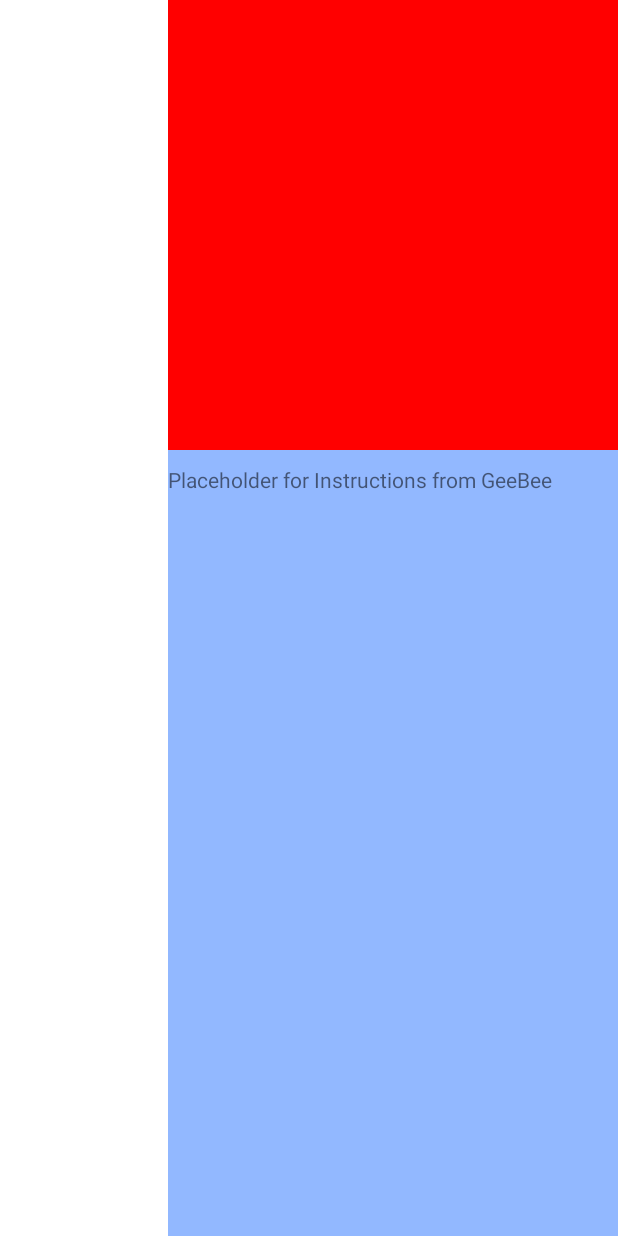
After one commit to carlol11/GetBetter-ECA, an Android app: the layout activity_gross_motor_main.xml on its own in the app's theme, with its tools: preview values and no code run, on a phone screen of 412 x 824 dp. The commit adds this screen. Run offline under Robolectric (Android 15) with nearby library versions, the phone set to English and light mode, and no system bars.

Commit message:
Added activity and model classes for gross motor test functionality

```diff
--- a/app/src/main/java/models/grossmotor/GrossMotorSkill.java
+++ b/app/src/main/java/models/grossmotor/GrossMotorSkill.java
@@ -14,7 +14,7 @@ public class GrossMotorSkill {
     private String skillName;
     private String type;
     private String instruction;
-    private int duration;
+    private int duration; //milliseconds (1s = 1000ms)
     private String assessment;
     private boolean isTested;
 
--- a/app/src/main/res/layout/activity_fine_motor.xml
+++ b/app/src/main/res/layout/activity_fine_motor.xml
@@ -60,7 +60,7 @@
             <TextView
                 android:layout_width="match_parent"
                 android:layout_height="wrap_content"
-                android:id="@+id/hearingResultsTV"
+                android:id="@+id/fineMotorResultsTV"
                 android:layout_weight="0.2"
                 android:layout_marginBottom="3dp"/>
 
--- /dev/null
+++ b/app/src/main/res/layout/activity_gross_motor_main.xml
@@ -0,0 +1,161 @@
+<?xml version="1.0" encoding="utf-8"?>
+<RelativeLayout xmlns:android="http://schemas.android.com/apk/res/android"
+    xmlns:tools="http://schemas.android.com/tools"
+    android:layout_width="match_parent"
+    android:layout_height="match_parent"
+    android:paddingBottom="0dp"
+    android:paddingLeft="0dp"
+    android:paddingRight="0dp"
+    android:paddingTop="0dp"
+    tools:context="com.geebeelicious.geebeelicious.tests.grossmotor.GrossMotorMainActivity">
+
+    <RelativeLayout
+        android:orientation="horizontal"
+        android:layout_width="300dp"
+        android:layout_height="match_parent"
+        android:layout_centerVertical="true"
+        android:layout_alignParentEnd="true"
+        android:layout_margin="0dp"
+        android:layout_marginLeft="0dp"
+        android:layout_marginTop="0dp"
+        android:layout_marginRight="0dp"
+        android:layout_marginBottom="0dp"
+        android:background="#92b8ff"
+        android:id="@+id/relativeLayoutECA">
+
+        <ImageView
+            android:layout_width="wrap_content"
+            android:layout_height="wrap_content"
+            android:id="@+id/placeholderECA"
+            android:src="#ff0000"
+            android:minHeight="300dp"
+            android:minWidth="300dp"
+            android:layout_alignParentTop="true"
+            android:layout_alignParentEnd="true"
+            android:longClickable="false"
+            android:maxHeight="300dp"
+            android:maxWidth="300dp"
+            android:layout_marginBottom="10dp"/>
+
+        <TextView
+            android:layout_width="match_parent"
+            android:layout_height="wrap_content"
+            android:text="Placeholder for Instructions from GeeBee"
+            android:id="@+id/placeholderECAText"
+            android:layout_alignParentStart="true"
+            android:layout_below="@+id/placeholderECA"
+            android:layout_marginBottom="10dp"/>
+
+        <LinearLayout
+            android:orientation="vertical"
+            android:layout_width="match_parent"
+            android:layout_height="match_parent"
+            android:layout_alignParentBottom="true"
+            android:layout_alignParentEnd="true"
+            android:layout_below="@+id/placeholderECAText"
+            android:id="@+id/linearLayoutResults"
+            android:weightSum="1">
+
+            <TextView
+                android:layout_width="match_parent"
+                android:layout_height="wrap_content"
+                android:id="@+id/gmSkillNameTV"
+                android:layout_weight="0.2"/>
+
+            <TextView
+                android:layout_width="match_parent"
+                android:layout_height="wrap_content"
+                android:id="@+id/gmSkillTypeTV"
+                android:layout_weight="0.2"/>
+
+            <TextView
+                android:layout_width="match_parent"
+                android:layout_height="wrap_content"
+                android:id="@+id/gmInstructionsTV"
+                android:layout_weight="0.2"/>
+
+            <TextView
+                android:layout_width="match_parent"
+                android:layout_height="wrap_content"
+                android:id="@+id/gmDurationTV"
+                android:layout_weight="0.2"/>
+
+            <TextView
+                android:layout_width="match_parent"
+                android:layout_height="wrap_content"
+                android:id="@+id/gmAssessmentTV"
+                android:layout_weight="0.2"/>
+
+        </LinearLayout>
+
+
+    </RelativeLayout>
+
+    <RelativeLayout
+        android:layout_width="match_parent"
+        android:layout_height="match_parent"
+        android:layout_alignParentTop="true"
+        android:layout_toStartOf="@+id/relativeLayoutECA"
+        android:id="@+id/relativeLayoutTest"
+        android:background="#ffffff"
+        android:layout_above="@+id/linearLayoutAnswers">
+
+
+        <TextView
+            android:layout_width="wrap_content"
+            android:layout_height="wrap_content"
+            android:textSize="200sp"
+            android:id="@+id/countdownTV"
+            android:layout_centerVertical="true"
+            android:layout_centerHorizontal="true" />
+    </RelativeLayout>
+
+    <LinearLayout
+        android:orientation="horizontal"
+        android:layout_width="match_parent"
+        android:layout_height="100dp"
+        android:background="#4526b8"
+        android:layout_alignParentBottom="true"
+        android:layout_alignParentStart="true"
+        android:layout_toStartOf="@+id/relativeLayoutECA"
+        android:id="@+id/linearLayoutAnswers"
+        android:weightSum="1"
+        android:visibility="gone">
+
+        <Button
+            android:layout_width="wrap_content"
+            android:layout_height="match_parent"
+            android:text="@string/Yes"
+            android:id="@+id/YesButton"
+            android:background="#98ff88"
+            android:minWidth="250dp"
+            android:layout_weight="0.33"
+            android:onClick="answerYes"
+            android:visibility="gone"/>
+
+        <Button
+            android:layout_width="wrap_content"
+            android:layout_height="match_parent"
+            android:text="@string/No"
+            android:id="@+id/NoButton"
+            android:background="#ff7f7d"
+            android:minWidth="250dp"
+            android:layout_weight="0.33"
+            android:onClick="answerNo"
+            android:visibility="gone"/>
+
+        <Button
+            android:layout_width="wrap_content"
+            android:layout_height="match_parent"
+            android:text="@string/NA"
+            android:id="@+id/NAButton"
+            android:background="#008080"
+            android:minWidth="250dp"
+            android:layout_weight="0.33"
+            android:onClick="answerNA"
+            android:visibility="gone"/>
+
+    </LinearLayout>
+
+
+</RelativeLayout>
--- a/app/src/main/res/values/strings.xml
+++ b/app/src/main/res/values/strings.xml
@@ -5,6 +5,7 @@
     <string name="title_activity_visual_acuity_main">VisualAcuityMainActivity</string>
     <string name="Yes">Yes</string>
     <string name="No">No</string>
+    <string name="NA">N/A</string>
     <string name="title_activity_color_vision_main">ColorVisionMainActivity</string>
     <string name="title_activity_hearing_main">HearingMainActivity</string>
     <string name="title_activity_calibration">CalibrationActivity</string>
@@ -12,4 +13,5 @@
     <string name="calibration_in_progress">Calibrating...</string>
     <string name="title_activity_hearing_test">HearingTest</string>
     <string name="title_activity_fine_motors">FineMotorsActivity</string>
+    <string name="title_activity_gross_motor_main">GrossMotorMainActivity</string>
 </resources>
```
Also changed, not shown: app/src/main/AndroidManifest.xml (+10 -11 lines), app/src/main/java/com/geebeelicious/geebeelicious/tests/grossmotor/GrossMotorMainActivity.java (added, +122 -0 lines), app/src/main/java/models/grossmotor/GrossMotorTest.java (added, +123 -0 lines), app/src/main/java/models/grossmotor/MusicPlayer.java (added, +69 -0 lines), 1 other file.
